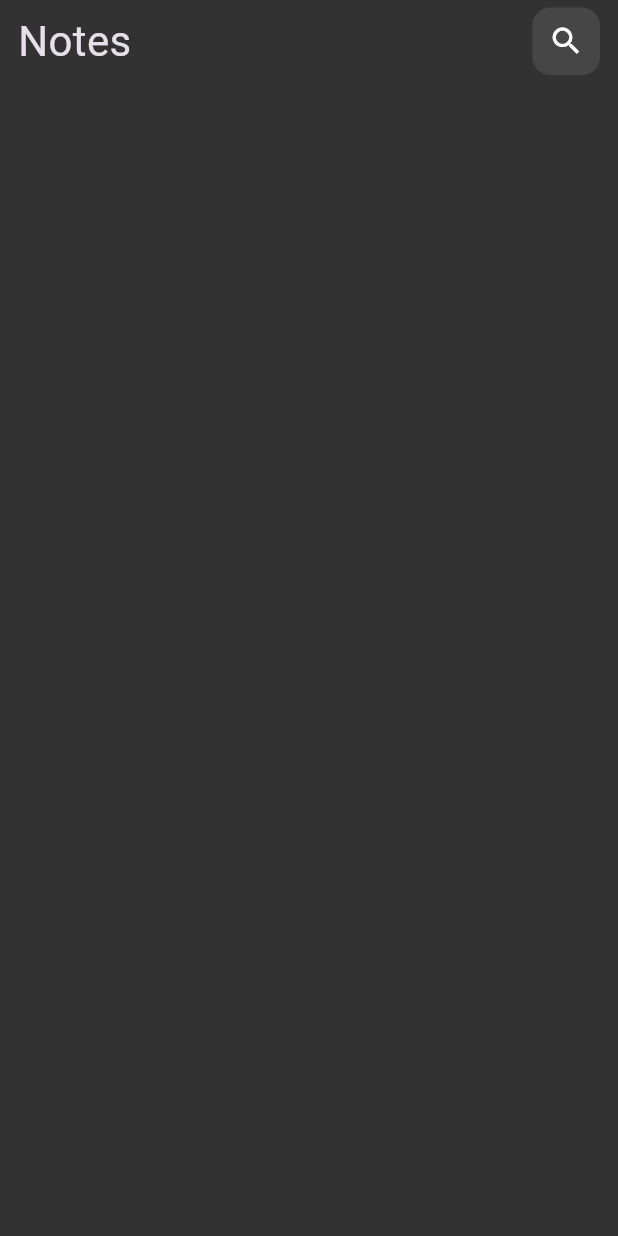
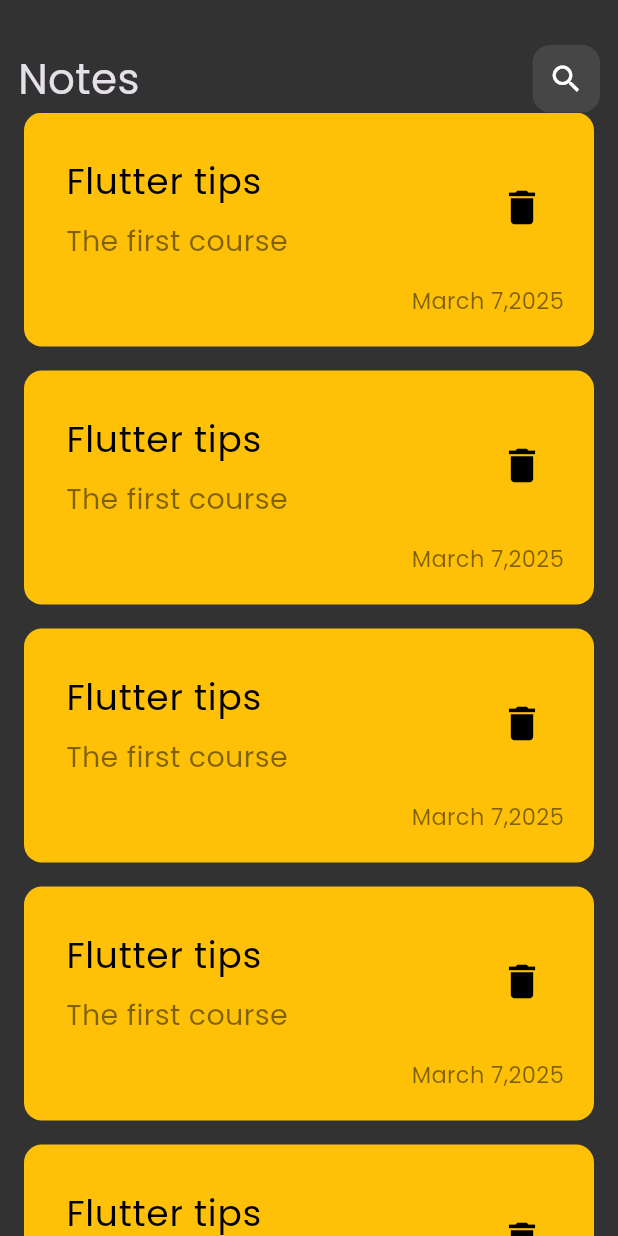
Before and after one commit to alitoson123/notes_app, a Flutter app: the screen it shows after launch, on a phone screen of 412 x 824 dp. Run offline on Flutter 3.47's test engine with Material 3 defaults, Android fonts, the phone set to English and light mode, and no system bars.

Commit message:
Create notes_item

```diff
--- a/lib/Views/home_view.dart
+++ b/lib/Views/home_view.dart
@@ -1,5 +1,4 @@
 import 'package:flutter/material.dart';
-import 'package:notes_app/Widgets/custom_app_bar.dart';
 import 'package:notes_app/Widgets/custom_notes_body.dart';
 
 class HomeView extends StatelessWidget {
@@ -8,7 +7,7 @@ class HomeView extends StatelessWidget {
   @override
   Widget build(BuildContext context) {
     return Scaffold(
-      body: CustomNotesBody(),
+      body: CustomNotesBody()
     );
   }
 }
--- /dev/null
+++ b/lib/Widgets/Custom_note_item.dart
@@ -0,0 +1,61 @@
+import 'package:flutter/material.dart';
+
+class CustomNoteItem extends StatelessWidget {
+  const CustomNoteItem({super.key});
+
+  @override
+  Widget build(BuildContext context) {
+    return Padding(
+      padding: const EdgeInsets.only(right: 4, left: 4, bottom: 16),
+      child: Container(
+        decoration: BoxDecoration(
+            color: Colors.amber, borderRadius: BorderRadius.circular(12)),
+        child: Padding(
+          padding: const EdgeInsets.only(top: 20, bottom: 20, left: 12),
+          child: Column(
+            crossAxisAlignment: CrossAxisAlignment.end,
+            children: [
+              ListTile(
+                title: Text(
+                  'Flutter tips',
+                  style: TextStyle(
+                    color: Colors.black,
+                    fontSize: 24,
+                  ),
+                ),
+                subtitle: Padding(
+                  padding: const EdgeInsets.only(top: 8),
+                  child: Text(
+                    'The first course',
+                    style: TextStyle(
+                      color: Colors.black.withValues(alpha: .5),
+                      fontSize: 19,
+                    ),
+                  ),
+                ),
+                trailing: IconButton(
+                  onPressed: () {},
+                  icon: Icon(
+                    Icons.delete,
+                    color: Colors.black,
+                    size: 30,
+                  ),
+                ),
+              ),
+              Padding(
+                padding: const EdgeInsets.only(right: 20, top: 8),
+                child: Text(
+                  'March 7,2025',
+                  style: TextStyle(
+                    color: Colors.black.withValues(alpha: .5),
+                    fontSize: 15,
+                  ),
+                ),
+              ),
+            ],
+          ),
+        ),
+      ),
+    );
+  }
+}
--- a/lib/Widgets/custom_app_bar.dart
+++ b/lib/Widgets/custom_app_bar.dart
@@ -6,12 +6,10 @@ class CustomAppBar extends StatelessWidget {
 
   @override
   Widget build(BuildContext context) {
-    return Row(
-     // mainAxisAlignment: MainAxisAlignment.spaceBetween,
+    return Padding(
+      padding: const EdgeInsets.only(top: 30),
+      child: Row(
         children: [
-        SizedBox(
-          height: 55,
-        ),
           Text(
             'Notes',
             style: TextStyle(fontSize: 28),
@@ -19,6 +17,7 @@ class CustomAppBar extends StatelessWidget {
           Spacer(),
           CustomButtom(),
         ],
+      ),
     );
   }
 }
--- a/lib/Widgets/custom_notes_body.dart
+++ b/lib/Widgets/custom_notes_body.dart
@@ -1,4 +1,5 @@
 import 'package:flutter/material.dart';
+import 'package:notes_app/Widgets/Custom_note_item.dart';
 import 'package:notes_app/Widgets/custom_app_bar.dart';
 
 class CustomNotesBody extends StatelessWidget {
@@ -8,9 +9,16 @@ class CustomNotesBody extends StatelessWidget {
   Widget build(BuildContext context) {
     return Padding(
       padding: const EdgeInsets.symmetric(horizontal: 12),
-      child: ListView(
+      child:Column(
         children: [
           CustomAppBar(),
+          Expanded(
+            child: ListView.builder(
+              itemBuilder: (context, index) {
+                return CustomNoteItem();
+              },
+            ),
+          ),
         ],
       ),
     );
--- a/lib/main.dart
+++ b/lib/main.dart
@@ -14,7 +14,9 @@ class MyApp extends StatelessWidget {
       debugShowCheckedModeBanner: false,
       theme: ThemeData(
           brightness: Brightness.dark,
-          scaffoldBackgroundColor: Color(0xff323233)),
+          scaffoldBackgroundColor: Color(0xff323233),
+          fontFamily: 'Poppins',
+          ),
       home: HomeView(),
     );
   }
```
Also changed, not shown: pubspec.yaml (+5 -5 lines), assets/fonts/Poppins-Regular.ttf (added). Lines whose indentation alone changed are shown as unchanged.
